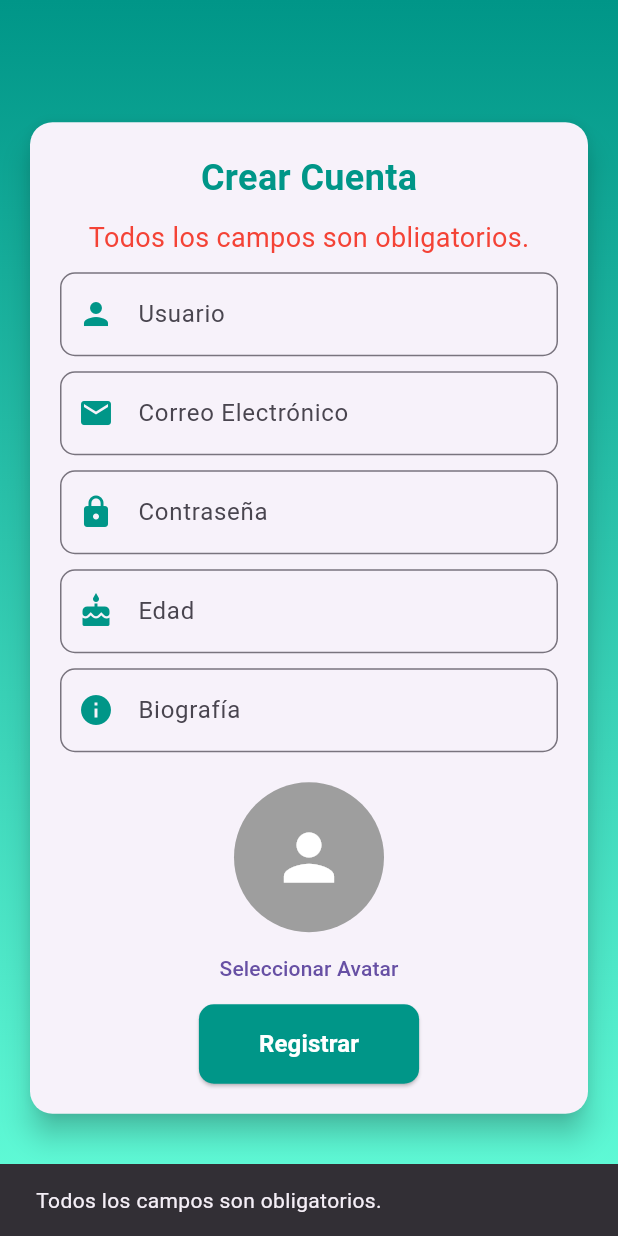
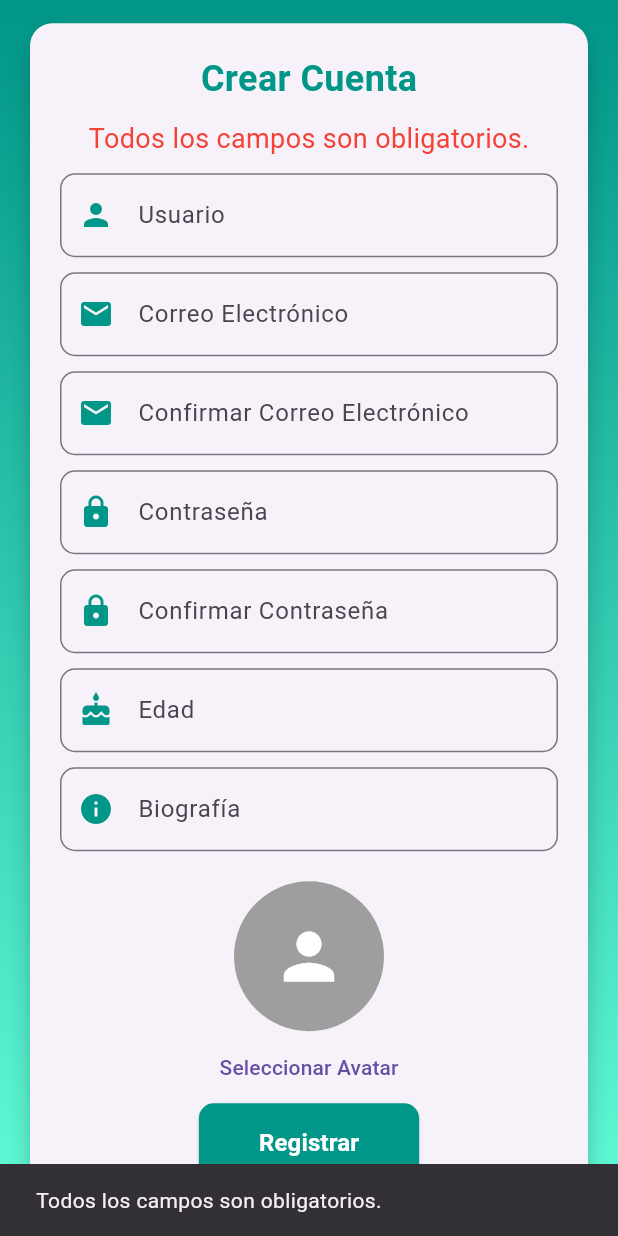
Before and after one commit to AmeriK88/Health-app, a Flutter app: the RegisterScreen screen opened by its route, after a tap on "Registrar", on a phone screen of 412 x 824 dp. Run offline on Flutter 3.47's test engine with Material 3 defaults, Android fonts, the phone set to English and light mode, and no system bars; our stand-ins replace flutter_dotenv, image_picker.

Commit message:
feat: Improve user registration form with validation fixes
- Added email confirmation field to ensure users enter matching emails.
- Added password confirmation field to enforce password consistency.
- Improved form validation for required fields, email format, and password length.
- Fixed UI issues where new fields were not appearing correctly.
- Ensured state updates correctly when selecting an avatar.
- Minor code cleanup for better readability and maintainability.

```diff
--- a/frontend/lib/screens/register_screen.dart
+++ b/frontend/lib/screens/register_screen.dart
@@ -19,25 +19,29 @@ class RegisterScreen extends StatefulWidget {
 class _RegisterScreenState extends State<RegisterScreen> {
   final ApiService apiService = ApiService();
 
-  // Controladores
+  // Controladores de texto
   final TextEditingController usernameController = TextEditingController();
   final TextEditingController emailController = TextEditingController();
+  final TextEditingController emailConfirmController = TextEditingController(); // Nuevo
   final TextEditingController passwordController = TextEditingController();
+  final TextEditingController passwordConfirmController = TextEditingController(); // Nuevo
   final TextEditingController ageController = TextEditingController();
   final TextEditingController bioController = TextEditingController();
 
-  File? avatarFile; // Archivo para móviles
-  Uint8List? avatarBytes; // Bytes para Flutter Web
+  File? avatarFile;
+  Uint8List? avatarBytes;
   final ImagePicker _picker = ImagePicker();
 
   bool isLoading = false;
   String errorMessage = '';
 
-  // Validaciones
+  // Agregar aquí la función de validación
   bool validateForm() {
     if (usernameController.text.isEmpty ||
         emailController.text.isEmpty ||
+        emailConfirmController.text.isEmpty ||
         passwordController.text.isEmpty ||
+        passwordConfirmController.text.isEmpty ||
         ageController.text.isEmpty ||
         bioController.text.isEmpty) {
       setState(() => errorMessage = 'Todos los campos son obligatorios.');
@@ -49,18 +53,29 @@ class _RegisterScreenState extends State<RegisterScreen> {
       return false;
     }
 
+    if (emailController.text != emailConfirmController.text) {
+      setState(() => errorMessage = 'Los correos electrónicos no coinciden.');
+      return false;
+    }
+
     if (int.tryParse(ageController.text) == null) {
       setState(() => errorMessage = 'Edad debe ser un número.');
       return false;
     }
 
     if (passwordController.text.length < 6) {
-      setState(() => errorMessage = 'Contraseña debe tener al menos 6 caracteres.');
+      setState(() => errorMessage = 'La contraseña debe tener al menos 6 caracteres.');
+      return false;
+    }
+
+    if (passwordController.text != passwordConfirmController.text) {
+      setState(() => errorMessage = 'Las contraseñas no coinciden.');
       return false;
     }
 
     return true;
   }
+
 
   // Seleccionar avatar
   Future<void> pickAvatar() async {
@@ -106,7 +121,9 @@ class _RegisterScreenState extends State<RegisterScreen> {
       await apiService.registerUser(
         username: usernameController.text,
         email: emailController.text,
+        emailConfirm: emailConfirmController.text,
         password: passwordController.text,
+        passwordConfirm: passwordConfirmController.text,
         age: int.parse(ageController.text),
         bio: bioController.text,
         avatarFile: avatarFile,
@@ -159,6 +176,7 @@ class _RegisterScreenState extends State<RegisterScreen> {
                       ErrorMessage(message: errorMessage),
                     const SizedBox(height: 10),
 
+                    // Usuario
                     InputField(
                       controller: usernameController,
                       label: 'Usuario',
@@ -166,6 +184,7 @@ class _RegisterScreenState extends State<RegisterScreen> {
                     ),
                     const SizedBox(height: 10),
 
+                    // Correo Electrónico
                     InputField(
                       controller: emailController,
                       label: 'Correo Electrónico',
@@ -174,6 +193,16 @@ class _RegisterScreenState extends State<RegisterScreen> {
                     ),
                     const SizedBox(height: 10),
 
+                    // Confirmar Correo Electrónico
+                    InputField(
+                      controller: emailConfirmController, // Nuevo campo
+                      label: 'Confirmar Correo Electrónico',
+                      icon: Icons.email,
+                      keyboardType: TextInputType.emailAddress,
+                    ),
+                    const SizedBox(height: 10),
+
+                    // Contraseña
                     InputField(
                       controller: passwordController,
                       label: 'Contraseña',
@@ -182,6 +211,16 @@ class _RegisterScreenState extends State<RegisterScreen> {
                     ),
                     const SizedBox(height: 10),
 
+                    // Confirmar Contraseña
+                    InputField(
+                      controller: passwordConfirmController,
+                      label: 'Confirmar Contraseña',
+                      icon: Icons.lock,
+                      obscureText: true,
+                    ),
+                    const SizedBox(height: 10),
+
+                    // Edad
                     InputField(
                       controller: ageController,
                       label: 'Edad',
@@ -190,6 +229,7 @@ class _RegisterScreenState extends State<RegisterScreen> {
                     ),
                     const SizedBox(height: 10),
 
+                    // Biografía
                     InputField(
                       controller: bioController,
                       label: 'Biografía',
@@ -200,17 +240,17 @@ class _RegisterScreenState extends State<RegisterScreen> {
                     // Vista previa del avatar seleccionado
                     if (avatarBytes != null)
                       CircleAvatar(
-                        radius: AppStyles.avatarRadius, // Usa una constante centralizada
+                        radius: AppStyles.avatarRadius,
                         backgroundImage: MemoryImage(avatarBytes!),
                       )
                     else if (avatarFile != null)
                       CircleAvatar(
-                        radius: AppStyles.avatarRadius, // Usa una constante centralizada
+                        radius: AppStyles.avatarRadius,
                         backgroundImage: FileImage(avatarFile!),
                       )
                     else
                       const CircleAvatar(
-                        radius: AppStyles.avatarRadius, // Usa una constante centralizada
+                        radius: AppStyles.avatarRadius,
                         backgroundColor: Colors.grey,
                         child: Icon(Icons.person, size: 50, color: Colors.white),
                       ),
@@ -219,6 +259,7 @@ class _RegisterScreenState extends State<RegisterScreen> {
                       child: const Text('Seleccionar Avatar'),
                     ),
 
+                    // Botón de registro
                     CustomButton(
                       text: 'Registrar',
                       onPressed: register,
--- a/frontend/lib/services/api_service.dart
+++ b/frontend/lib/services/api_service.dart
@@ -16,7 +16,9 @@ class ApiService {
   Future<void> registerUser({
     required String username,
     required String email,
+    required String emailConfirm,
     required String password,
+    required String passwordConfirm,
     required int age,
     required String bio,
     File? avatarFile,
@@ -27,7 +29,9 @@ class ApiService {
 
     request.fields['username'] = username;
     request.fields['email'] = email;
+    request.fields['email_confirm'] = emailConfirm; // Nuevo campo
     request.fields['password'] = password;
+    request.fields['password_confirm'] = passwordConfirm; // Nuevo campo
     request.fields['age'] = age.toString();
     request.fields['bio'] = bio;
 
@@ -53,6 +57,7 @@ class ApiService {
       throw Exception('Error al registrar el usuario: $responseBody');
     }
   }
+
 
 
   Future<String> login(String username, String password) async {
```
Also changed, not shown: 2 other files.
